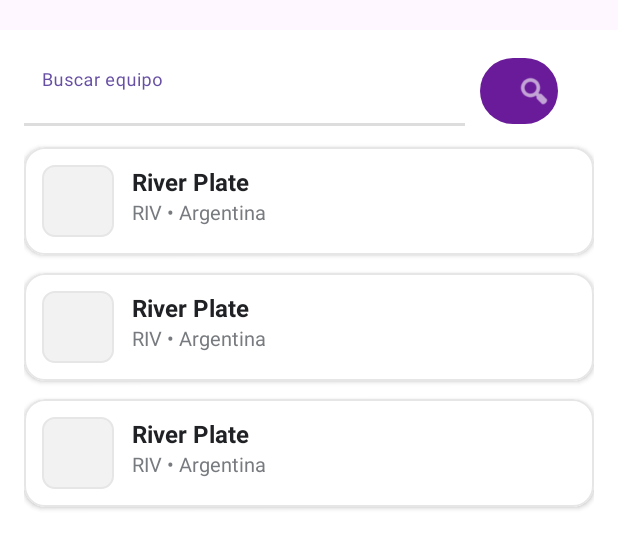
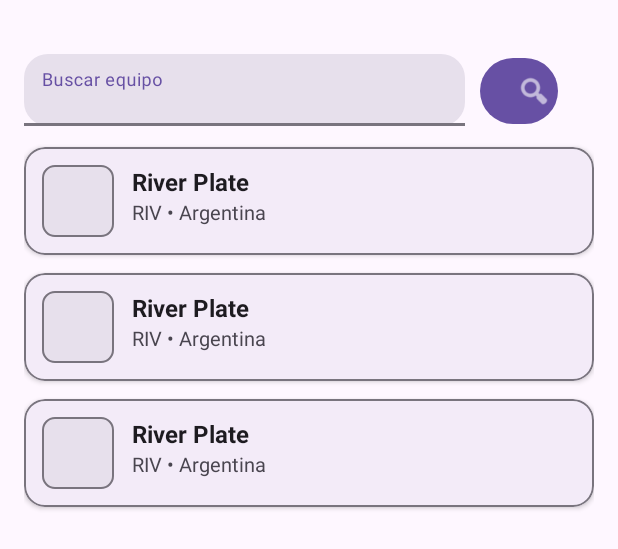
Before and after one commit to Mirkoalvarez/ESPNApp, an Android app: the layout fragment_search.xml on its own in the app's theme, with its tools: preview values and no code run, on a phone screen of 412 x 824 dp. Shown: the top 549 px of the screen. Run offline under Robolectric (Android 15) with nearby library versions, the phone set to English and light mode, and no system bars.

```diff
--- /dev/null
+++ b/app/src/main/res/color/date_chip_text_color.xml
@@ -0,0 +1,5 @@
+<?xml version="1.0" encoding="utf-8"?>
+<selector xmlns:android="http://schemas.android.com/apk/res/android">
+    <item android:state_selected="true" android:color="?attr/colorOnPrimaryContainer" />
+    <item android:color="?attr/colorOnSurface" />
+</selector>
--- a/app/src/main/res/drawable/bg_date_chip_selector.xml
+++ b/app/src/main/res/drawable/bg_date_chip_selector.xml
@@ -1,9 +1,9 @@
 <?xml version="1.0" encoding="utf-8"?>
 <selector xmlns:android="http://schemas.android.com/apk/res/android">
-    <!-- Seleccionado -->
+    <!-- Choosen one -->
     <item android:state_selected="true">
         <shape android:shape="rectangle">
-            <solid android:color="#2E2E2E"/>
+            <solid android:color="?attr/colorPrimaryContainer"/>
             <corners android:radius="16dp"/>
             <padding android:left="8dp" android:top="4dp" android:right="8dp" android:bottom="4dp"/>
         </shape>
@@ -11,7 +11,7 @@
     <!-- Default -->
     <item>
         <shape android:shape="rectangle">
-            <solid android:color="#00000000"/>
+            <solid android:color="@android:color/transparent"/>
             <corners android:radius="16dp"/>
             <padding android:left="8dp" android:top="4dp" android:right="8dp" android:bottom="4dp"/>
         </shape>
--- a/app/src/main/res/drawable/bg_logo_placeholder.xml
+++ b/app/src/main/res/drawable/bg_logo_placeholder.xml
@@ -1,6 +1,6 @@
 <?xml version="1.0" encoding="utf-8"?>
 <shape xmlns:android="http://schemas.android.com/apk/res/android" android:shape="rectangle">
     <corners android:radius="8dp"/>
-    <solid android:color="#F2F2F2"/>
-    <stroke android:width="1dp" android:color="#E6E6E6"/>
+    <solid android:color="?attr/colorSurfaceVariant"/>
+    <stroke android:width="1dp" android:color="?attr/colorOutline"/>
 </shape>
--- a/app/src/main/res/drawable/bg_progress_overlay.xml
+++ b/app/src/main/res/drawable/bg_progress_overlay.xml
@@ -1,7 +1,7 @@
 <?xml version="1.0" encoding="utf-8"?>
 <shape xmlns:android="http://schemas.android.com/apk/res/android"
     android:shape="rectangle">
-    <solid android:color="#CC000000" />
+    <solid android:color="@color/progress_overlay" />
     <corners android:radius="16dp" />
     <padding
         android:left="16dp"
--- a/app/src/main/res/drawable/ic_search.xml
+++ b/app/src/main/res/drawable/ic_search.xml
@@ -5,5 +5,5 @@
     android:viewportHeight="1024">
   <path
       android:pathData="M424.9,668.1c59,0 114.8,-20.9 159.2,-59L799.8,825.3a20.4,20.4 0,0 0,29 0,20.5 20.5,0 0,0 0,-29L612.9,580c80.8,-96.5 76.1,-241.1 -14.4,-331.9 -46.4,-46.5 -108,-72.1 -173.6,-72.1s-127.2,25.6 -173.6,72.1c-95.7,95.9 -95.7,252 0,347.9a243.7,243.7 0,0 0,173.6 72.1zM280.3,277c38.6,-38.7 90,-60 144.6,-60s106,21.3 144.6,60c79.8,80 79.8,210.1 0,290.1 -38.6,38.7 -90,60 -144.6,60s-106,-21.3 -144.6,-60c-79.7,-80 -79.7,-210.1 0,-290.1z"
-      android:fillColor="#231F20"/>
+      android:fillColor="@color/icon_tint"/>
 </vector>
--- a/app/src/main/res/drawable/magnifying_glass_16.xml
+++ b/app/src/main/res/drawable/magnifying_glass_16.xml
@@ -5,5 +5,5 @@
     android:viewportHeight="1024">
   <path
       android:pathData="M424.9,668.1c59,0 114.8,-20.9 159.2,-59L799.8,825.3a20.4,20.4 0,0 0,29 0,20.5 20.5,0 0,0 0,-29L612.9,580c80.8,-96.5 76.1,-241.1 -14.4,-331.9 -46.4,-46.5 -108,-72.1 -173.6,-72.1s-127.2,25.6 -173.6,72.1c-95.7,95.9 -95.7,252 0,347.9a243.7,243.7 0,0 0,173.6 72.1zM280.3,277c38.6,-38.7 90,-60 144.6,-60s106,21.3 144.6,60c79.8,80 79.8,210.1 0,290.1 -38.6,38.7 -90,60 -144.6,60s-106,-21.3 -144.6,-60c-79.7,-80 -79.7,-210.1 0,-290.1z"
-      android:fillColor="#231F20"/>
+      android:fillColor="@color/icon_tint"/>
 </vector>
--- a/app/src/main/res/layout/fragment_search.xml
+++ b/app/src/main/res/layout/fragment_search.xml
@@ -5,20 +5,20 @@
     xmlns:tools="http://schemas.android.com/tools"
     android:layout_width="match_parent"
     android:layout_height="match_parent"
-    android:background="#FFFFFF"
+    android:background="?attr/colorSurface"
     android:padding="16dp"
     android:layout_marginTop="20dp"
     tools:context=".ui.search.SearchFragment">
 
-    <!-- Campo de búsqueda limpio -->
+    <!-- search camp -->
     <com.google.android.material.textfield.TextInputLayout
         android:id="@+id/tilSearch"
         style="@style/Widget.Material3.TextInputLayout.FilledBox.Dense"
         android:layout_width="0dp"
         android:layout_height="wrap_content"
         android:hint="Buscar equipo"
-        app:boxBackgroundColor="#FFFFFF"
-        app:boxStrokeColor="#DDDDDD"
+        app:boxBackgroundColor="?attr/colorSurfaceVariant"
+        app:boxStrokeColor="?attr/colorOutline"
         app:boxCornerRadiusTopStart="16dp"
         app:boxCornerRadiusTopEnd="16dp"
         app:boxCornerRadiusBottomStart="16dp"
@@ -36,9 +36,9 @@
             android:inputType="textCapWords"
             android:maxLines="1"
             android:paddingStart="12dp"
-            android:textColor="#000000"
+            android:textColor="?attr/colorOnSurface"
             android:hint=""
-            android:textColorHint="#999999"/>
+            android:textColorHint="?attr/colorOnSurfaceVariant"/>
     </com.google.android.material.textfield.TextInputLayout>
 
 
@@ -48,24 +48,24 @@
         android:layout_height="52dp"
         android:text=""
         app:icon="@android:drawable/ic_menu_search"
-        app:iconTint="@android:color/white"
+        app:iconTint="?attr/colorOnPrimary"
         app:iconPadding="0dp"
         app:iconSize="24dp"
         app:cornerRadius="26dp"
-        app:backgroundTint="#6A1B9A"
+        app:backgroundTint="?attr/colorPrimary"
         app:layout_constraintTop_toTopOf="@id/tilSearch"
         app:layout_constraintBottom_toBottomOf="@id/tilSearch"
         app:layout_constraintEnd_toEndOf="parent"
         android:layout_marginEnd="24dp"
         android:contentDescription="Buscar" />
 
-    <!-- Indicador de carga -->
+    <!-- Indicator of load -->
     <com.google.android.material.progressindicator.CircularProgressIndicator
         android:id="@+id/progressBar"
         android:layout_width="32dp"
         android:layout_height="32dp"
         android:visibility="gone"
-        app:indicatorColor="#6A1B9A"
+        app:indicatorColor="?attr/colorPrimary"
         app:layout_constraintTop_toBottomOf="@id/tilSearch"
         app:layout_constraintStart_toStartOf="parent"
         app:layout_constraintEnd_toEndOf="parent"
@@ -76,7 +76,7 @@
         android:id="@+id/tvError"
         android:layout_width="0dp"
         android:layout_height="wrap_content"
-        android:textColor="#555555"
+        android:textColor="?attr/colorOnSurfaceVariant"
         android:textSize="14sp"
         android:gravity="center"
         android:visibility="gone"
--- a/app/src/main/res/layout/item_date_day.xml
+++ b/app/src/main/res/layout/item_date_day.xml
@@ -17,7 +17,7 @@
         android:textSize="12sp"
         android:letterSpacing="0.05"
         android:textAllCaps="true"
-        android:textColor="@color/black" />
+        android:textColor="@color/date_chip_text_color" />
 
     <TextView
         android:id="@+id/tvDayMonth"
@@ -26,5 +26,5 @@
         android:text="OCT 3"
         android:textSize="11sp"
         android:letterSpacing="0.02"
-        android:textColor="@color/black" />
+        android:textColor="@color/date_chip_text_color" />
 </LinearLayout>
--- a/app/src/main/res/layout/item_score_section.xml
+++ b/app/src/main/res/layout/item_score_section.xml
@@ -2,7 +2,7 @@
 <LinearLayout xmlns:android="http://schemas.android.com/apk/res/android"
     android:layout_width="match_parent"
     android:layout_height="wrap_content"
-    android:background="#EEEEEE"
+    android:background="?attr/colorSurfaceVariant"
     android:padding="10dp"
     android:orientation="horizontal">
 
@@ -12,7 +12,7 @@
         android:layout_height="wrap_content"
         android:layout_weight="1"
         android:text="LIGA PROFESIONAL DE ARGENTINA"
-        android:textColor="#000000"
+        android:textColor="?attr/colorOnSurface"
         android:textStyle="bold"
         android:textSize="16sp"/>
 
@@ -22,7 +22,7 @@
         android:layout_height="wrap_content"
         android:text="Ver todo"
         android:textSize="14sp"
-        android:textColor="#1E88E5"
+        android:textColor="?attr/colorPrimary"
         android:paddingStart="8dp"
         android:paddingEnd="4dp"/>
 </LinearLayout>
--- a/app/src/main/res/layout/item_team_modern.xml
+++ b/app/src/main/res/layout/item_team_modern.xml
@@ -8,10 +8,10 @@
     android:foreground="?attr/selectableItemBackground"
     android:clickable="true"
     android:focusable="true"
-    app:cardBackgroundColor="#FFFFFF"
+    app:cardBackgroundColor="?attr/colorSurface"
     app:cardElevation="2dp"
     app:cardCornerRadius="14dp"
-    app:strokeColor="#E6E6E6"
+    app:strokeColor="?attr/colorOutline"
     app:strokeWidth="1dp">
 
     <LinearLayout
@@ -40,7 +40,7 @@
                 android:layout_width="match_parent"
                 android:layout_height="wrap_content"
                 android:text="River Plate"
-                android:textColor="#202124"
+                android:textColor="?attr/colorOnSurface"
                 android:textStyle="bold"
                 android:textSize="16sp"
                 android:maxLines="1"
@@ -51,7 +51,7 @@
                 android:layout_width="match_parent"
                 android:layout_height="wrap_content"
                 android:text="RIV • Argentina"
-                android:textColor="#777A7E"
+                android:textColor="?attr/colorOnSurfaceVariant"
                 android:textSize="13sp"
                 android:maxLines="1"
                 android:ellipsize="end"/>
--- /dev/null
+++ b/app/src/main/res/values-night/colors.xml
@@ -0,0 +1,5 @@
+<?xml version="1.0" encoding="utf-8"?>
+<resources>
+    <color name="icon_tint">#E0E0E0</color>
+    <color name="progress_overlay">#B3FFFFFF</color>
+</resources>
```
Also changed, not shown: app/src/main/res/layout/fragment_league_results.xml (+5 -5 lines), app/src/main/res/layout/fragment_news.xml (+5 -5 lines), app/src/main/res/layout/fragment_team.xml (+6 -6 lines), app/src/main/res/layout/item_match_row.xml (+8 -8 lines), app/src/main/res/values/colors.xml (+10 -6 lines), 1 other file.
